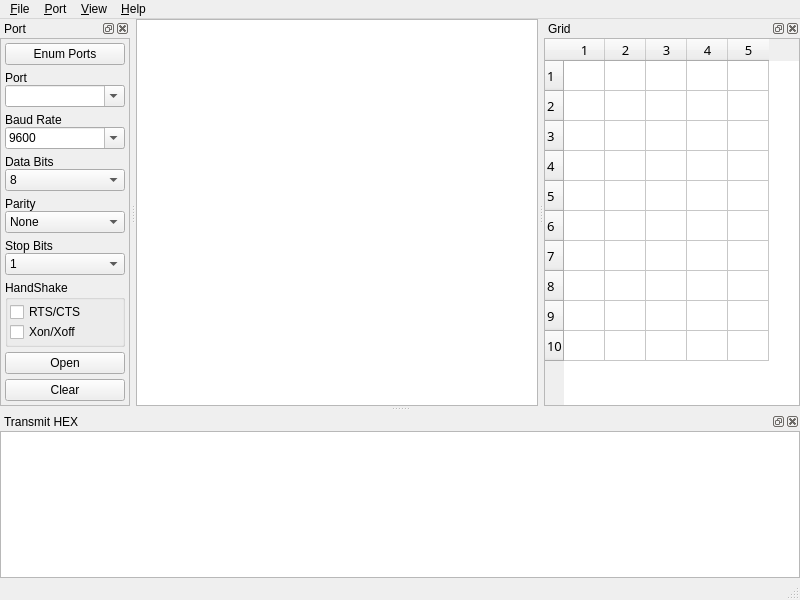
First picture: the form in gui_qt5/mainwindow.ui, repository gamesun/UartVide, before the edit.
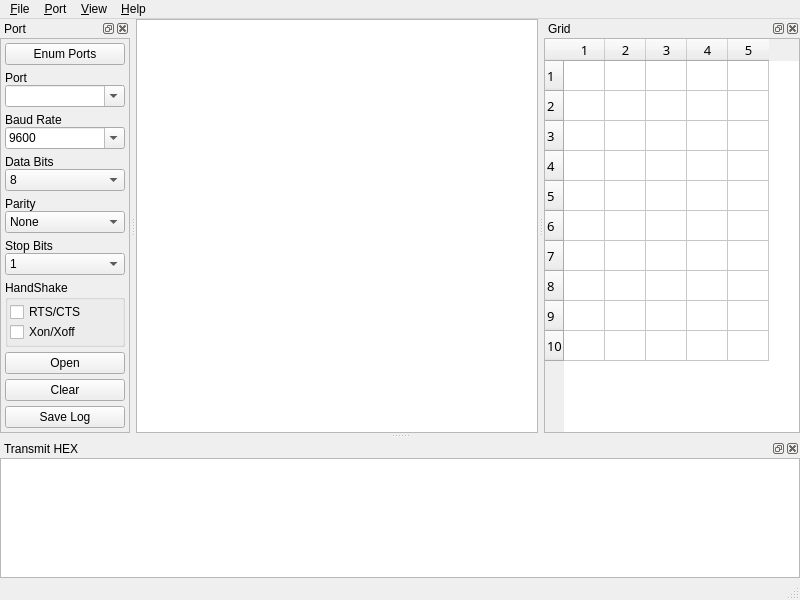
Second picture: the form after the edit.

Commit message: add menu "About Qt", button "Save Log".

```diff
--- a/gui_qt5/mainwindow.ui
+++ b/gui_qt5/mainwindow.ui
@@ -693,6 +693,29 @@
             </property>
            </widget>
           </item>
+          <item>
+           <spacer name="verticalSpacer">
+            <property name="orientation">
+             <enum>Qt::Vertical</enum>
+            </property>
+            <property name="sizeType">
+             <enum>QSizePolicy::Fixed</enum>
+            </property>
+            <property name="sizeHint" stdset="0">
+             <size>
+              <width>0</width>
+              <height>5</height>
+             </size>
+            </property>
+           </spacer>
+          </item>
+          <item>
+           <widget class="QPushButton" name="btnSaveLog">
+            <property name="text">
+             <string notr="true">Save Log</string>
+            </property>
+           </widget>
+          </item>
           <item>
            <spacer name="verticalSpacer_4">
             <property name="orientation">
```
Left out of the diff: 103 changed lines with no effect on the pictures. The commit also changes 1 other file.
